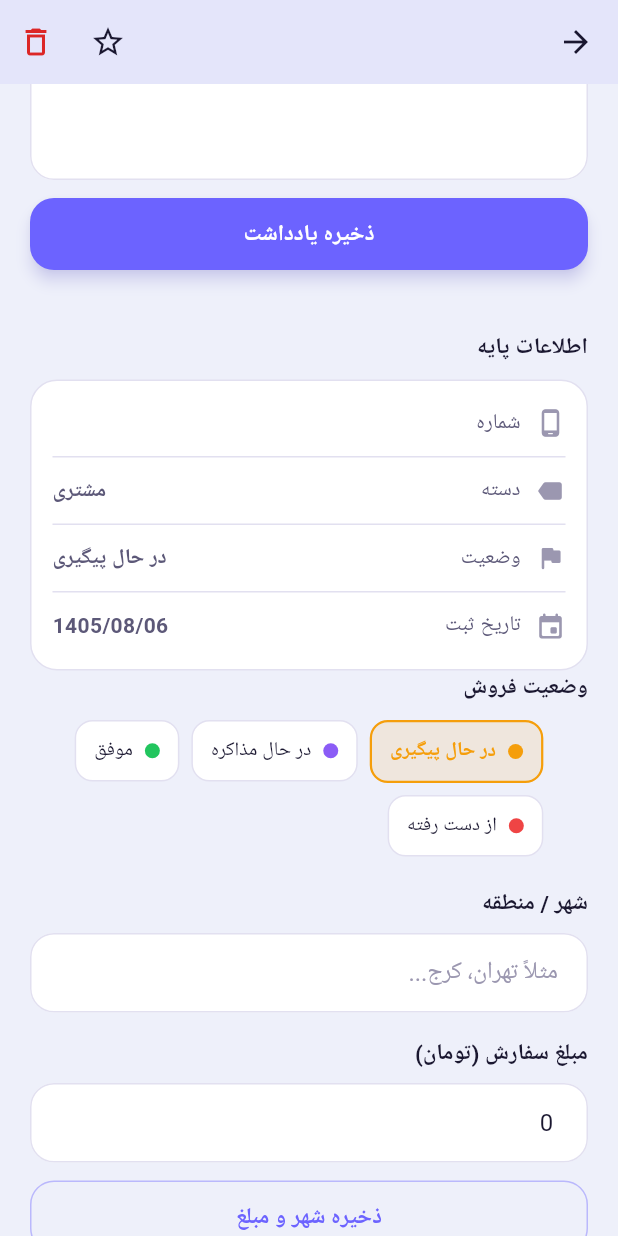
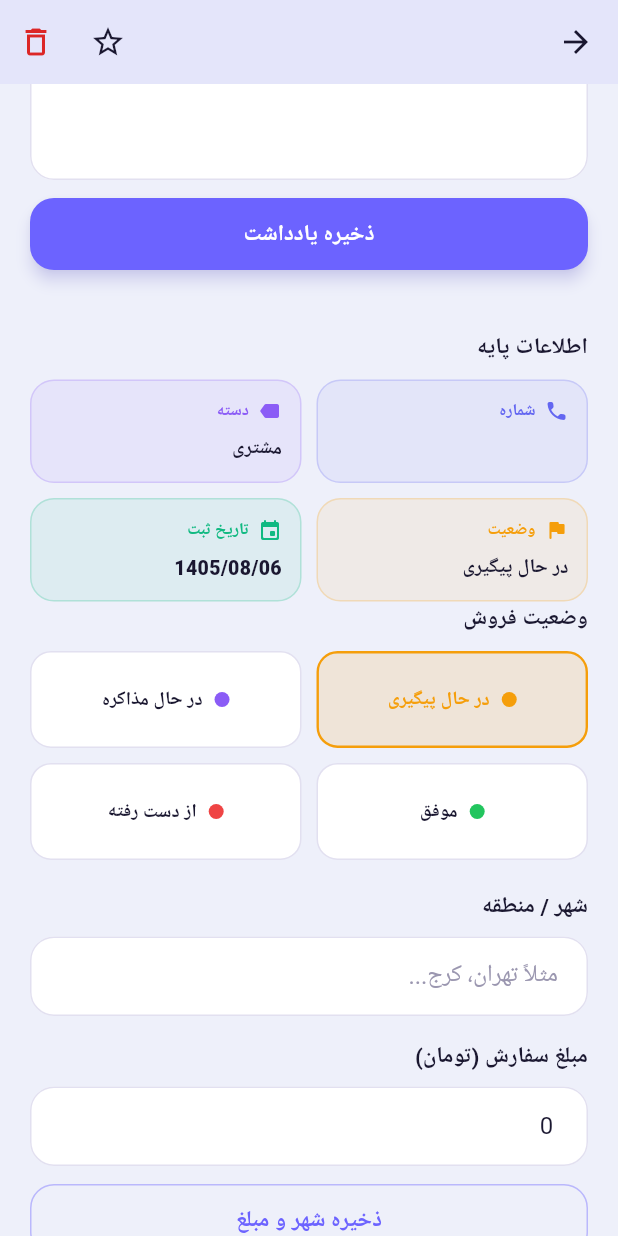
Before and after one commit to froshapp09/customer-callbook, a Flutter app: the CustomerDetailPage screen opened directly with empty values, scrolled down 576 dp, on a phone screen of 412 x 824 dp. Run offline on Flutter 3.47's test engine with Material 3 defaults, Android fonts, the phone set to English and light mode, and no system bars; our stand-ins replace file_picker, flutter_contacts, flutter_local_notifications, google_fonts, permission_handler, share_plus and 2 more; missing offline and left inert: home_widget; accounts and stored records are empty; Roboto replaces fonts that are missing (Vazirmatn).

Commit message:
Add files via upload

```diff
--- a/lib/features/customer_detail/presentation/pages/customer_detail_page.dart
+++ b/lib/features/customer_detail/presentation/pages/customer_detail_page.dart
@@ -368,33 +368,62 @@ class _CustomerDetailPageState extends State<CustomerDetailPage> {
               child: Text('اطلاعات پایه', style: Theme.of(context).textTheme.titleMedium),
             ),
             const SizedBox(height: 10),
-            Container(
-              padding: const EdgeInsets.symmetric(horizontal: 14, vertical: 6),
-              decoration: BoxDecoration(
-                color: AppColors.surfaceElevated,
-                borderRadius: BorderRadius.circular(18),
-                border: Border.all(color: AppColors.border),
-              ),
-              child: Column(
-                children: [
-                  _infoRow(Icons.phone_android_rounded, 'شماره', Customer.normalizePhone(_customer.phone), ltr: true),
-                  Divider(height: 1, color: AppColors.border),
-                  _infoRow(Icons.label_rounded, 'دسته', _customer.tag.isEmpty ? '—' : _customer.tag),
-                  Divider(height: 1, color: AppColors.border),
-                  _infoRow(Icons.flag_rounded, 'وضعیت', _customer.status),
-                  Divider(height: 1, color: AppColors.border),
-                  _infoRow(Icons.event_rounded, 'تاریخ ثبت', Jalali.format(_customer.createdAt)),
-                ],
-              ),
+            Row(
+              children: [
+                Expanded(
+                  child: _ColorInfoTile(
+                    icon: Icons.phone_rounded,
+                    color: const Color(0xFF6366F1),
+                    label: 'شماره',
+                    value: Customer.normalizePhone(_customer.phone),
+                    ltr: true,
+                  ),
+                ),
+                const SizedBox(width: 10),
+                Expanded(
+                  child: _ColorInfoTile(
+                    icon: Icons.label_rounded,
+                    color: const Color(0xFF8B5CF6),
+                    label: 'دسته',
+                    value: _customer.tag.isEmpty ? '—' : _customer.tag,
+                  ),
+                ),
+              ],
+            ),
+            const SizedBox(height: 10),
+            Row(
+              children: [
+                Expanded(
+                  child: _ColorInfoTile(
+                    icon: Icons.flag_rounded,
+                    color: Color(CustomerStatus.colorValue(_customer.status)),
+                    label: 'وضعیت',
+                    value: CustomerStatus.normalize(_customer.status),
+                  ),
+                ),
+                const SizedBox(width: 10),
+                Expanded(
+                  child: _ColorInfoTile(
+                    icon: Icons.event_rounded,
+                    color: const Color(0xFF10B981),
+                    label: 'تاریخ ثبت',
+                    value: Jalali.format(_customer.createdAt),
+                  ),
+                ),
+              ],
             ),
 Align(
               alignment: Alignment.centerRight,
               child: Text('وضعیت فروش', style: Theme.of(context).textTheme.titleMedium),
             ),
             const SizedBox(height: 10),
-            Wrap(
-              spacing: 8,
-              runSpacing: 8,
+            GridView.count(
+              crossAxisCount: 2,
+              shrinkWrap: true,
+              physics: const NeverScrollableScrollPhysics(),
+              mainAxisSpacing: 10,
+              crossAxisSpacing: 10,
+              childAspectRatio: 2.8,
               children: CustomerStatus.all.map((s) {
                 final selected = CustomerStatus.normalize(_customer.status) == s;
                 final c = Color(CustomerStatus.colorValue(s));
@@ -404,24 +433,27 @@ Align(
                     await _service.update(u);
                     setState(() => _customer = u);
                   },
-                  borderRadius: BorderRadius.circular(12),
+                  borderRadius: BorderRadius.circular(14),
                   child: Container(
-                    padding: const EdgeInsets.symmetric(horizontal: 12, vertical: 10),
+                    alignment: Alignment.center,
                     decoration: BoxDecoration(
-                      borderRadius: BorderRadius.circular(12),
-                      border: Border.all(color: selected ? c : AppColors.border, width: selected ? 1.5 : 1),
-                      color: selected ? c.withOpacity(0.12) : AppColors.surfaceElevated,
+                      borderRadius: BorderRadius.circular(14),
+                      border: Border.all(color: selected ? c : AppColors.border, width: selected ? 1.6 : 1),
+                      color: selected ? c.withOpacity(0.14) : AppColors.surfaceElevated,
                     ),
                     child: Row(
-                      mainAxisSize: MainAxisSize.min,
+                      mainAxisAlignment: MainAxisAlignment.center,
                       children: [
-                        Container(
-                          width: 10,
-                          height: 10,
-                          decoration: BoxDecoration(color: c, shape: BoxShape.circle),
+                        Container(width: 10, height: 10, decoration: BoxDecoration(color: c, shape: BoxShape.circle)),
+                        const SizedBox(width: 8),
+                        Flexible(
+                          child: Text(
+                            s,
+                            maxLines: 1,
+                            overflow: TextOverflow.ellipsis,
+                            style: TextStyle(fontWeight: FontWeight.w700, color: selected ? c : AppColors.textPrimary, fontSize: 12.5),
+                          ),
                         ),
-                        const SizedBox(width: 8),
-                        Text(s, style: TextStyle(fontWeight: selected ? FontWeight.w700 : FontWeight.w500, color: selected ? c : AppColors.textPrimary, fontSize: 13)),
                       ],
                     ),
                   ),
@@ -739,3 +771,51 @@ class _InfoCol extends StatelessWidget {
     );
   }
 }
+
+
+class _ColorInfoTile extends StatelessWidget {
+  final IconData icon;
+  final Color color;
+  final String label;
+  final String value;
+  final bool ltr;
+  const _ColorInfoTile({
+    required this.icon,
+    required this.color,
+    required this.label,
+    required this.value,
+    this.ltr = false,
+  });
+
+  @override
+  Widget build(BuildContext context) {
+    return Container(
+      padding: const EdgeInsets.all(12),
+      decoration: BoxDecoration(
+        color: color.withOpacity(0.08),
+        borderRadius: BorderRadius.circular(16),
+        border: Border.all(color: color.withOpacity(0.22)),
+      ),
+      child: Column(
+        crossAxisAlignment: CrossAxisAlignment.start,
+        children: [
+          Row(
+            children: [
+              Icon(icon, size: 16, color: color),
+              const SizedBox(width: 6),
+              Text(label, style: TextStyle(fontSize: 11, color: color, fontWeight: FontWeight.w600)),
+            ],
+          ),
+          const SizedBox(height: 8),
+          Text(
+            value,
+            maxLines: 1,
+            overflow: TextOverflow.ellipsis,
+            textDirection: ltr ? TextDirection.ltr : TextDirection.rtl,
+            style: TextStyle(fontWeight: FontWeight.w800, fontSize: 13, color: AppColors.textPrimary),
+          ),
+        ],
+      ),
+    );
+  }
+}
--- a/pubspec.yaml
+++ b/pubspec.yaml
@@ -1,7 +1,7 @@
 name: customer_callbook
 description: فروشیار — مدیریت تماس و مشتری
 publish_to: 'none'
-version: 1.38.1+91
+version: 1.38.3+93
 
 environment:
   sdk: '>=3.2.0 <4.0.0'
```
Also changed, not shown: lib/data/services/license_service.dart (added, +90 -0 lines), lib/features/add_customer/presentation/pages/add_customer_page.dart (+13 -0 lines), lib/features/home/presentation/pages/home_page.dart (+54 -1 lines), 3 other files.
